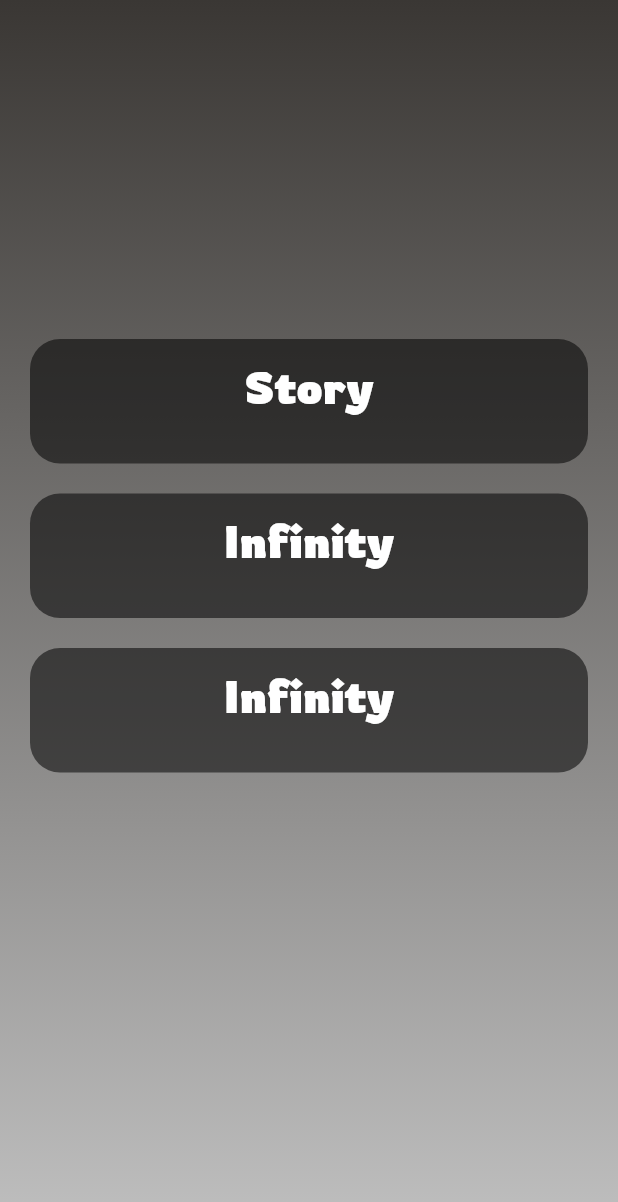
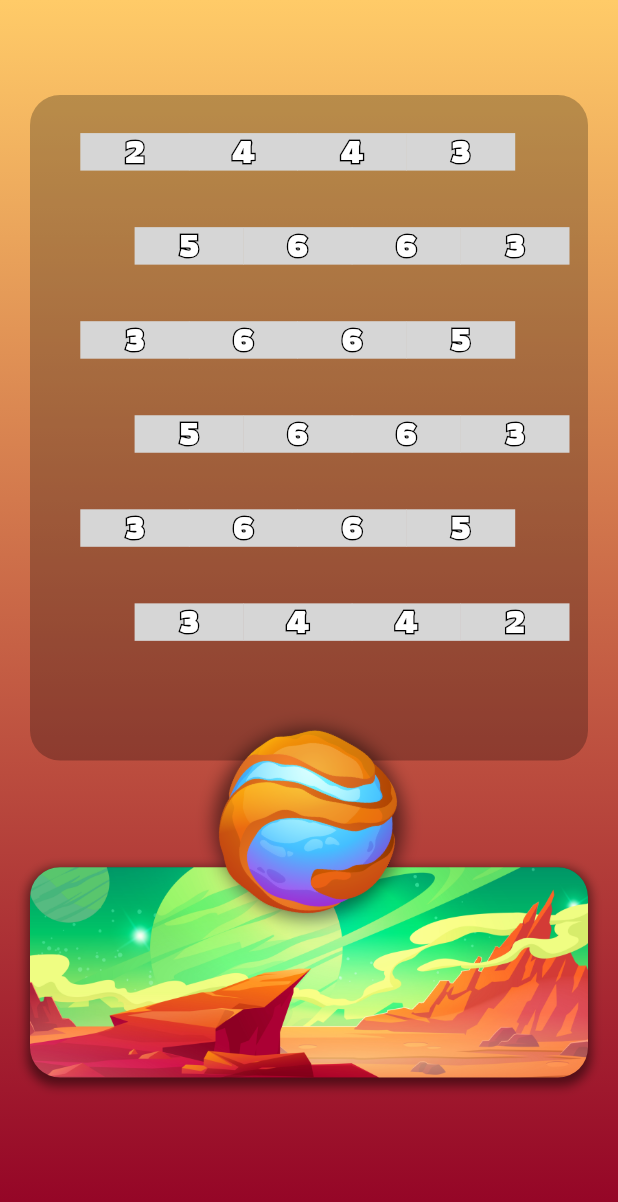
Before and after one commit to Sibrox/HexagonGlass, a Flutter app: the screen it shows after launch, on a phone screen of 412 x 824 dp. Shown: the top 1202 px of the screen. Run offline on Flutter 3.47's test engine with Material 2 defaults, Android fonts, the phone set to English and light mode, and no system bars; missing offline and left inert: flutter_polygon.

Commit message:
Added Menu animation and animated_pop

```diff
--- /dev/null
+++ b/lib/animated/animated_pop.dart
@@ -0,0 +1,44 @@
+import 'package:flutter/material.dart';
+
+class AnimatedPop extends StatefulWidget {
+  final Duration duration;
+  final Widget child;
+  final RelativeRect begin;
+  final RelativeRect stop;
+  const AnimatedPop({
+    Key? key,
+    required this.duration,
+    required this.child,
+    required this.begin,
+    required this.stop,
+  }) : super(key: key);
+
+  @override
+  _AnimatedPopState createState() => _AnimatedPopState();
+}
+
+class _AnimatedPopState extends State<AnimatedPop>
+    with TickerProviderStateMixin {
+  late final AnimationController _controllerPlanet = AnimationController(
+    duration: widget.duration,
+    vsync: this,
+  );
+
+  @override
+  void dispose() {
+    _controllerPlanet.dispose();
+    super.dispose();
+  }
+
+  @override
+  Widget build(BuildContext context) {
+    _controllerPlanet.reset();
+    _controllerPlanet.forward();
+
+    return PositionedTransition(
+        rect: RelativeRectTween(begin: widget.begin, end: widget.stop).animate(
+            CurvedAnimation(
+                parent: _controllerPlanet, curve: Curves.elasticIn)),
+        child: widget.child);
+  }
+}
--- a/lib/animated/animated_pulse.dart
+++ b/lib/animated/animated_pulse.dart
@@ -5,15 +5,18 @@ import 'package:flutter/material.dart';
 class AnimatedPulse extends StatefulWidget {
   Widget child;
   Duration duration;
-  AnimatedPulse({Key? key, required this.child, required this.duration,})
-      : super(key: key);
+  AnimatedPulse({
+    Key? key,
+    required this.child,
+    required this.duration,
+  }) : super(key: key);
 
   @override
   _AnimatedPulseState createState() => _AnimatedPulseState();
 }
 
-class _AnimatedPulseState extends State<AnimatedPulse> with TickerProviderStateMixin {
-
+class _AnimatedPulseState extends State<AnimatedPulse>
+    with TickerProviderStateMixin {
   late final Animation<double> _animation = CurvedAnimation(
     parent: _controllerIdle,
     curve: Curves.easeOut,
@@ -25,10 +28,9 @@ class _AnimatedPulseState extends State<AnimatedPulse> with TickerProviderStateM
     lowerBound: 0.8,
   )..repeat(reverse: true);
 
-  late final AnimationController _controllerRotation = AnimationController(
-      vsync: this,
-      duration: const Duration(seconds: 100)
-  )..repeat();
+  late final AnimationController _controllerRotation =
+      AnimationController(vsync: this, duration: const Duration(seconds: 100))
+        ..repeat();
 
   @override
   void dispose() {
--- a/lib/main.dart
+++ b/lib/main.dart
@@ -72,7 +72,7 @@ class _MyHomePageState extends State<MyHomePage> {
 
   @override
   Widget build(BuildContext context) {
-    return Scaffold(body: HomePage());
+    return Scaffold(body: Menu());
   }
 }
 
--- a/lib/screens/menu.dart
+++ b/lib/screens/menu.dart
@@ -4,109 +4,98 @@ import 'package:flutter/cupertino.dart';
 import 'package:flutter/material.dart';
 import 'package:hexagon_glass/core/hexagon_core.dart';
 import 'package:hexagon_glass/ui/hexagon_theme.dart';
+import 'package:hexagon_glass/widgets/page_menu.dart';
 import 'package:hexagon_glass/widgets/planet_list_view.dart';
 
 import '../widgets/hexagon_grid.dart';
 
-class Menu extends StatelessWidget {
+class Menu extends StatefulWidget {
   Menu({Key? key}) : super(key: key);
 
+  @override
+  _MenuState createState() => _MenuState();
+}
+
+class _MenuState extends State<Menu> {
   final PageController _controller = PageController(
     initialPage: 0,
   );
+
+  late var position;
+
+  @override
+  void initState() {
+    position = 0;
+  }
+
+  HexagonTheme getTheme(int? page) {
+    switch (page) {
+      case 0:
+        return MozillaTheme();
+      case 1:
+        return DinoTheme();
+    }
+
+    return MozillaTheme();
+  }
 
   @override
   Widget build(BuildContext context) {
     return LayoutBuilder(
         builder: (BuildContext context, BoxConstraints constrain) {
       return Container(
-        decoration: const BoxDecoration(
+        decoration: BoxDecoration(
             gradient: LinearGradient(
                 begin: Alignment.topCenter,
                 end: Alignment.bottomCenter,
-                colors: [Color(0xFF1D2530), Color(0xFF651283)])),
+                colors: [
+              getTheme(position).gradient_1,
+              getTheme(position).gradient_2
+            ])),
         child: Column(
           children: [
             Flexible(
                 flex: 3,
                 child: Row(
                   children: [
-                    Flexible(child: Image.asset("images/arrow_left.png")),
+                    // Flexible(
+                    //     child: GestureDetector(
+                    //       onTap: () {
+                    //         _controller.previousPage(
+                    //         duration: const Duration(milliseconds: 800),
+                    //         curve: Curves.ease);
+                    //       },
+                    //       child: Image.asset("images/arrow_left.png")),
+                    // ),
                     Flexible(
                       flex: 9,
                       child: PageView.builder(
+                        itemCount: 2,
+                        onPageChanged: (page) {
+                          setState(() {
+                            position = page;
+                          });
+                        },
                         itemBuilder: (context, position) {
-                          return Stack(children: [
-                            Container(
-                                margin: const EdgeInsets.only(
-                                    top: 100, left: 20, right: 20),
-                                decoration: BoxDecoration(
-                                    borderRadius:
-                                        BorderRadius.all(Radius.circular(20)),
-                                    color: Colors.black.withOpacity(0.25)),
-                                child: Grid(
-                                  currentTheme: DinoTheme(),
-                                  gameGrid: HexagonGame.create(4, 6),
-                                )),
-                            const Positioned(
-                                top: 70,
-                                left: 150,
-                                child: DefaultTextStyle(
-                                    style: TextStyle(
-                                      fontSize: 40,
-                                      fontFamily: 'Rowdies',
-                                      color: Colors.white,
-                                      fontWeight: FontWeight.bold,
-                                    ),
-                                    child: Text("Medium",
-                                        textAlign: TextAlign.center))),
-                            Padding(
-                                padding: EdgeInsets.all(150),
-                                child: Positioned(
-                                  bottom: 1000,
-                                  child: Planet(
-                                      planet_path: "images/dino_planet.png"),
-                                ))
-                          ]);
+                          return PageMenu(currentTheme: getTheme(position));
                         },
                         controller: _controller,
                       ),
                     ),
-                    Flexible(
-                      child: GestureDetector(
-                          onTap: () {
-                            _controller.nextPage(
-                                duration: Duration(milliseconds: 800),
-                                curve: Curves.ease);
-                          },
-                          child: Image.asset("images/arrow_right.png")),
-                    )
+                    // Flexible(
+                    //   child: GestureDetector(
+                    //       onTap: () {
+                    //         _controller.nextPage(
+                    //             duration: const Duration(milliseconds: 800),
+                    //             curve: Curves.ease);
+                    //       },
+                    //       child: Image.asset("images/arrow_right.png")),
+                    // )
                   ],
                 )),
-            Flexible(
-              flex: 1,
-              child: Container(),
-            )
           ],
         ),
       );
     });
   }
 }
-
-class Planet extends StatelessWidget {
-  final String planet_path;
-  const Planet({Key? key, required this.planet_path}) : super(key: key);
-
-  @override
-  Widget build(BuildContext context) {
-    return Stack(children: [
-      Opacity(
-          child: Image.asset(planet_path, color: Colors.black), opacity: 1.0),
-      ClipRect(
-          child: BackdropFilter(
-              filter: ImageFilter.blur(sigmaX: 2.0, sigmaY: 2.0),
-              child: Image.asset(planet_path)))
-    ]);
-  }
-}
--- a/lib/widgets/hexagon_grid.dart
+++ b/lib/widgets/hexagon_grid.dart
@@ -33,7 +33,7 @@ class _GridState extends State<Grid> {
       var deviceWidth = constrain.biggest.width;
       var deviceWHeight = constrain.biggest.height;
 
-      var margin = deviceWidth * 0.1;
+      var margin = deviceWidth * 0.05;
       deviceWidth = deviceWidth - margin;
       var rowWidth = deviceWidth - 0;
       var hexagonWidth = rowWidth / gameLogic.nColumns();
--- /dev/null
+++ b/lib/widgets/page_menu.dart
@@ -0,0 +1,152 @@
+import 'dart:ui';
+
+import 'package:flutter/cupertino.dart';
+import 'package:flutter/material.dart';
+import 'package:hexagon_glass/animated/animated_pop.dart';
+import 'package:hexagon_glass/animated/animated_pulse.dart';
+import 'package:hexagon_glass/core/hexagon_core.dart';
+import 'package:hexagon_glass/screens/level.dart';
+
+import '../ui/hexagon_theme.dart';
+import 'hexagon_grid.dart';
+
+class PageMenu extends StatefulWidget {
+  HexagonTheme currentTheme;
+  PageMenu({Key? key, required this.currentTheme}) : super(key: key);
+
+  @override
+  _PageMenuState createState() => _PageMenuState();
+}
+
+class _PageMenuState extends State<PageMenu> {
+  @override
+  Widget build(BuildContext context) {
+    return LayoutBuilder(
+        builder: (BuildContext contextText, BoxConstraints constraints) {
+      var planetFlex = 2;
+      var boxLevelFlex = 8;
+      var boxPlanetFlex = 3;
+      var total = planetFlex + boxLevelFlex + boxPlanetFlex;
+      var unit = constraints.biggest.height / total;
+
+      var planetDim = unit * planetFlex;
+      var boxLevelDim = unit * boxLevelFlex;
+      var boxPlanetDim = unit * boxPlanetFlex;
+
+      return Stack(
+        children: [
+          // Box levels
+          Positioned(
+            height: boxLevelDim,
+            width: constraints.biggest.width,
+            child: Container(
+                margin:
+                    EdgeInsets.only(top: planetDim / 2, left: 20, right: 20),
+                decoration: BoxDecoration(
+                    borderRadius: BorderRadius.all(Radius.circular(20)),
+                    color: Colors.black.withOpacity(0.25)),
+                child: Container(
+                  margin: EdgeInsets.all(10),
+                  child: Grid(
+                    currentTheme: widget.currentTheme,
+                    gameGrid: HexagonGame.create(4, 6),
+                  ),
+                )),
+          ),
+
+          // Box levels
+          AnimatedPop(
+            begin: RelativeRect.fromSize(
+                Rect.fromLTWH(
+                    constraints.biggest.width / 2,
+                    boxLevelDim + planetDim / 6,
+                    0, 0
+                ),
+                constraints.biggest),
+            stop: RelativeRect.fromSize(
+                Rect.fromLTWH(
+                    0,
+                    boxLevelDim + planetDim / 6,
+                    constraints.biggest.width, boxPlanetDim
+                ),
+                constraints.biggest),
+            duration: Duration(milliseconds: 1000),
+            child: Container(
+              margin: const EdgeInsets.only(top: 50, left: 20, right: 20),
+              decoration: BoxDecoration(
+                borderRadius: const BorderRadius.all(Radius.circular(20)),
+                color: Colors.black.withOpacity(0.25),
+                image: DecorationImage(
+                  image: AssetImage(widget.currentTheme.background_path),
+                  fit: BoxFit.cover,
+                ),
+                boxShadow: [
+                  BoxShadow(
+                    color: Colors.black.withOpacity(0.5),
+                    spreadRadius: 2,
+                    blurRadius: 5,
+                    offset: Offset(0, 3), // changes position of shadow
+                  ),
+                ],
+              ),
+            ),
+          ),
+          // Box levels
+          AnimatedPop(
+              begin: RelativeRect.fromSize(
+                      Rect.fromLTWH(
+                          constraints.biggest.width / 2 - planetDim / 2 * 1.6,
+                          boxLevelDim - planetDim / 6 * 1.6,
+                          planetDim * 1.6, planetDim * 1.6
+                      ),
+                      constraints.biggest),
+              stop: RelativeRect.fromSize(
+                  Rect.fromLTWH(
+                      constraints.biggest.width / 2 - planetDim / 2,
+                      boxLevelDim - planetDim / 6,
+                      planetDim, planetDim
+                  ),
+                  constraints.biggest),
+              duration: Duration(milliseconds: 1000 ),
+              child: AnimatedPulse(
+                child: GestureDetector(
+                  onTap: () {
+                    Navigator.push(
+                        context,
+                        MaterialPageRoute(
+                            builder: (context) =>
+                                Level(currentTheme: widget.currentTheme)));
+                  },
+                  child: Planet(planet_path: widget.currentTheme.planet_path),
+                ),
+                duration: const Duration(milliseconds: 800),
+              )),
+        ],
+      );
+    });
+  }
+}
+
+class Planet extends StatelessWidget {
+  final String planet_path;
+  const Planet({Key? key, required this.planet_path}) : super(key: key);
+
+  @override
+  Widget build(BuildContext context) {
+    return Container(
+        decoration: BoxDecoration(
+          shape: BoxShape.circle,
+          boxShadow: [
+            BoxShadow(
+              color: Colors.black.withOpacity(0.5),
+              blurRadius: 10.0,
+              spreadRadius: 2.0,
+            )
+          ],
+        ),
+        child: ClipRect(
+            child: BackdropFilter(
+                filter: ImageFilter.blur(sigmaX: 0.0, sigmaY: 0.0),
+                child: Image.asset(planet_path))));
+  }
+}
```
Also changed, not shown: lib/screens/level.dart (+9 -8 lines), lib/widgets/planet_button.dart (+4 -5 lines), 2 other files. Lines whose indentation alone changed are shown as unchanged.
